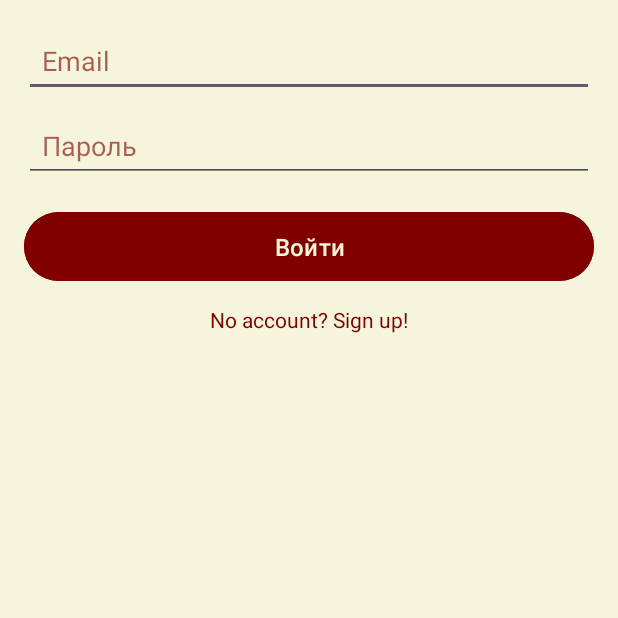
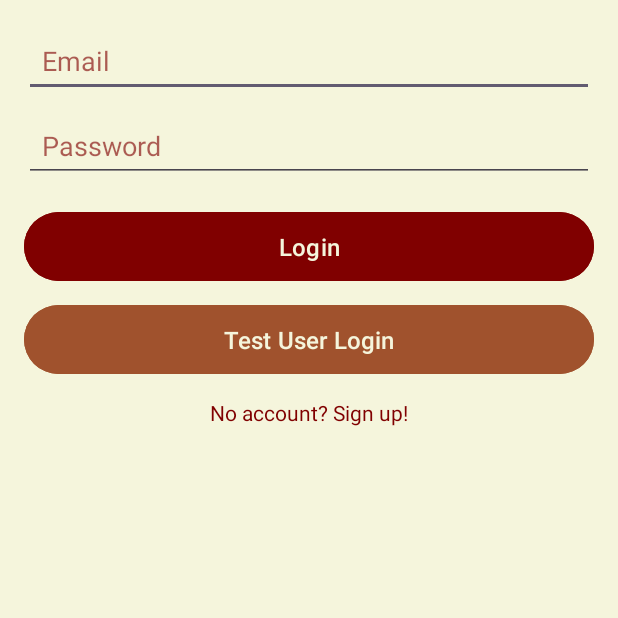
Before and after one commit to Griart135/CakesProject, an Android app: the LoginActivity screen opened directly, with no data from a screen before it, on a phone screen of 412 x 824 dp, the top half of it. Run offline under Robolectric (Android 15) with nearby library versions, the phone set to English and light mode, and no system bars; our stand-ins replace Firebase (no records; nobody signed in at launch, a user with empty details on screens opened directly).

Commit message:
test user & full translation

```diff
--- a/app/src/main/AndroidManifest.xml
+++ b/app/src/main/AndroidManifest.xml
@@ -38,6 +38,5 @@
         <activity android:name=".LoginActivity"/>
         <activity android:name=".SignupActivity"/>
         <activity android:name=".OrdersHistoryActivity"/>
-        <activity android:name=".AdminOrdersActivity"/>
     </application>
 </manifest>
--- a/app/src/main/res/layout/activity_login.xml
+++ b/app/src/main/res/layout/activity_login.xml
@@ -21,7 +21,7 @@
         android:id="@+id/password_field"
         android:layout_width="match_parent"
         android:layout_height="wrap_content"
-        android:hint="Пароль"
+        android:hint="Password"
         android:inputType="textPassword"
         android:padding="12dp"
         android:textColor="#800000"
@@ -32,12 +32,24 @@
         android:id="@+id/login_button"
         android:layout_width="match_parent"
         android:layout_height="wrap_content"
-        android:text="Войти"
+        android:text="Login"
         android:backgroundTint="#800000"
         android:textColor="#F5F5DC"
         android:textSize="16sp"
         android:padding="12dp"
         android:layout_marginTop="16dp"/>
+
+    <Button
+        android:id="@+id/test_user_button"
+        android:layout_width="match_parent"
+        android:layout_height="wrap_content"
+        android:text="Test User Login"
+        android:backgroundTint="#A0522D"
+        android:textColor="#F5F5DC"
+        android:textSize="16sp"
+        android:padding="12dp"
+        android:layout_marginTop="8dp"/>
+
 
     <TextView
         android:id="@+id/signup_link"
--- a/app/src/main/res/layout/activity_profile.xml
+++ b/app/src/main/res/layout/activity_profile.xml
@@ -128,7 +128,7 @@
                 <TextView
                     android:layout_width="wrap_content"
                     android:layout_height="wrap_content"
-                    android:text="@string/edit_profile"
+                    android:text="sign up"
                     android:textSize="16sp"
                     android:textColor="#800000"/>
             </LinearLayout>
```
Also changed, not shown: app/src/main/java/com/example/afinal/LoginActivity.java (+28 -0 lines), app/src/main/res/layout/activity_signup.xml (+4 -4 lines), app/src/main/java/com/example/afinal/ProfileActivity.java (line endings or trailing spaces).
